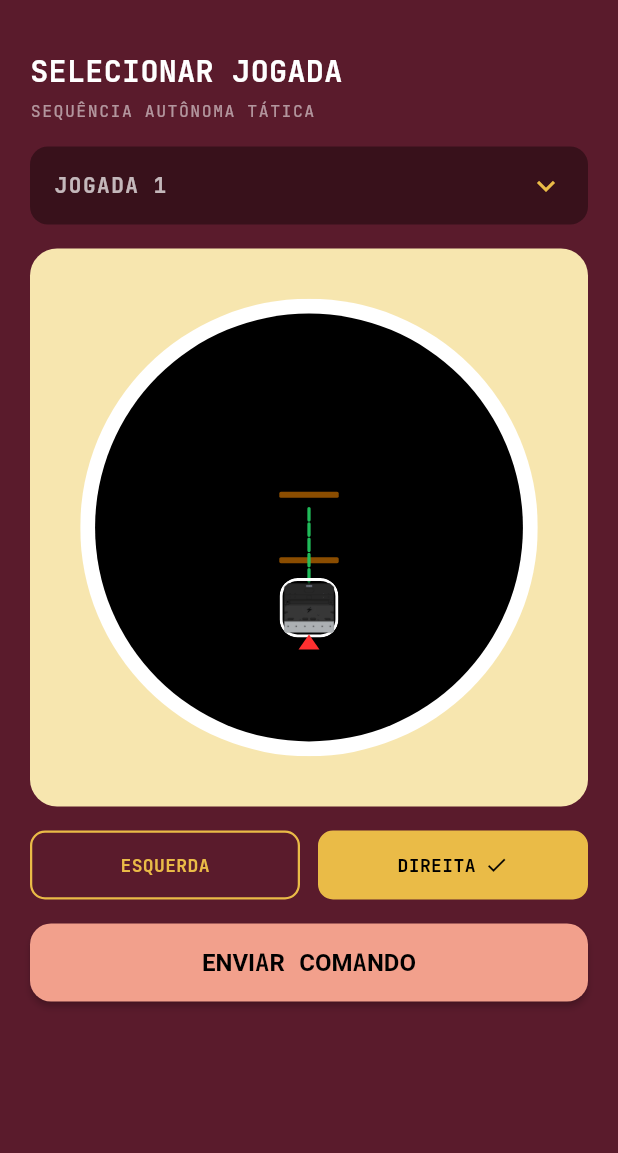
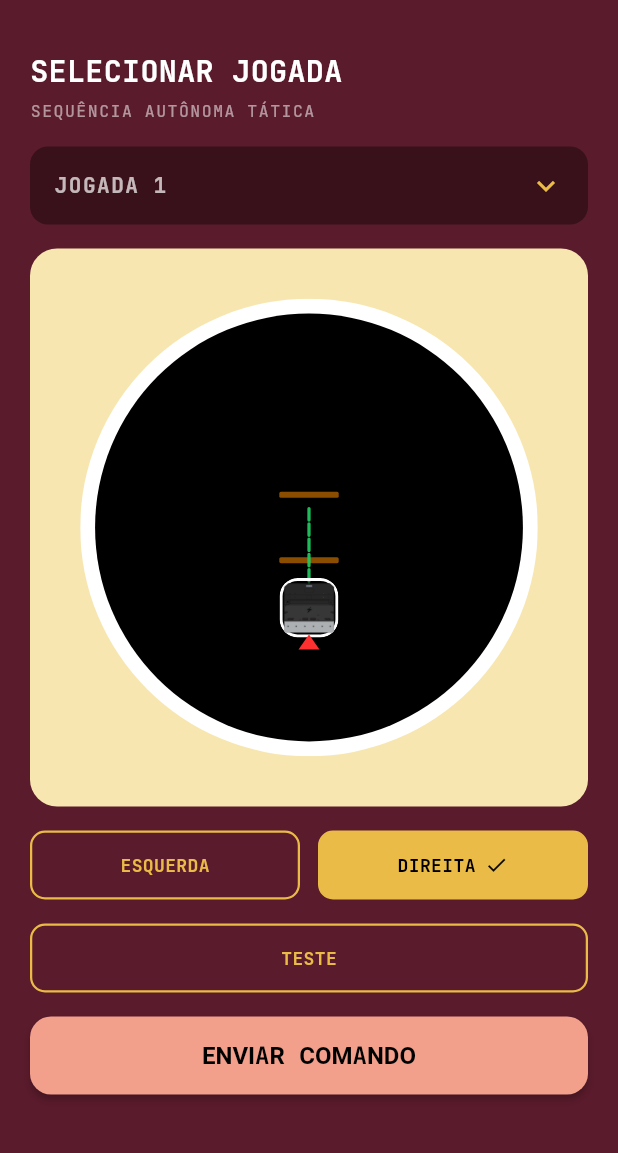
Before and after one commit to C14-Inatel-2026-2/BullsApp, a Flutter app: the CommandPage screen opened directly, on a phone screen of 412 x 824 dp, the part 83-1236 px from its top. Run offline on Flutter 3.47's test engine with Material 3 defaults, Android fonts, the phone set to English and light mode, and no system bars; our stand-ins replace flutter_blue_plus, google_fonts, iconsax, permission_handler, shared_preferences; accounts and stored records are empty.

Commit message:
refactor: add test mode to jogada command

```diff
--- a/lib/core/constants/robot_protocol.dart
+++ b/lib/core/constants/robot_protocol.dart
@@ -11,8 +11,9 @@ class RobotProtocol {
 
   /// "D22" = executar a JOGADA_22 pelo lado direito; "E08" = JOGADA_8 pelo
   /// lado esquerdo. O número sempre tem pelo menos 2 dígitos.
-  static String jogada(Lado lado, int numero) =>
-      '${lado.prefixo}${numero.toString().padLeft(2, '0')}';
+  /// Com [teste], ganha o prefixo "T": "TD08".
+  static String jogada(Lado lado, int numero, {bool teste = false}) =>
+      '${teste ? 'T' : ''}${lado.prefixo}${numero.toString().padLeft(2, '0')}';
 
   /// "DRC" = entrar no modo rádio-controlado pelo lado indicado.
   static String rc(Lado lado) => '${lado.prefixo}RC';
--- a/lib/presentation/controllers/auto_controller.dart
+++ b/lib/presentation/controllers/auto_controller.dart
@@ -38,11 +38,13 @@ class AutoController extends ChangeNotifier {
   /// [jogadaKey] vem no formato "JOGADA_22"; [side] é 'ladoDir' ou 'ladoEsc'.
   /// [actions] é a sequência simulada na tela — o robô já a conhece pelo
   /// número da jogada, então só o número viaja pelo BLE.
+  /// [teste] envia a jogada em modo teste ("TD08").
   Future<void> sendJogada(
     String jogadaKey,
     String side,
-    List<String> actions,
-  ) async {
+    List<String> actions, {
+    bool teste = false,
+  }) async {
     final number = _jogadaNumber(jogadaKey);
     if (number == null) {
       _fail('Jogada inválida: $jogadaKey');
@@ -53,7 +55,7 @@ class AutoController extends ChangeNotifier {
       _fail('Lado inválido: $side');
       return;
     }
-    await _send(RobotProtocol.jogada(lado, number));
+    await _send(RobotProtocol.jogada(lado, number, teste: teste));
   }
 
   /// Entra no modo rádio-controlado pelo lado indicado ('ladoDir'/'ladoEsc').
--- a/lib/presentation/pages/auto_page.dart
+++ b/lib/presentation/pages/auto_page.dart
@@ -12,7 +12,12 @@ import '../widgets/display_state/display_state.dart';
 
 class CommandPage extends StatefulWidget {
   final Map<String, dynamic>? startPosition;
-  final void Function(String jogadaKey, String side, List<String> actions)?
+  final void Function(
+    String jogadaKey,
+    String side,
+    List<String> actions, {
+    bool teste,
+  })?
   onSendCommand;
 
   /// Estado do último envio, vindo do AutoController.
@@ -47,7 +52,10 @@ class _CommandPageState extends State<CommandPage> {
   /// lado, o botão volta a "ENVIAR COMANDO".
   String? _sentSelection;
 
-  String get _currentSelection => '$_selectedKey-$_selectedSide';
+  /// Modo teste: o comando sai com "T" na frente ("TD08").
+  bool _teste = false;
+
+  String get _currentSelection => '$_selectedKey-$_selectedSide-$_teste';
 
   bool get _isSent =>
       widget.status == AutoStatus.running &&
@@ -88,7 +96,12 @@ class _CommandPageState extends State<CommandPage> {
     final rawJogada = jogadas[_selectedKey] as Map<String, dynamic>;
     final actions = getActionsFromState(rawJogada, _selectedSide);
     setState(() => _sentSelection = _currentSelection);
-    widget.onSendCommand?.call(_selectedKey!, _selectedSide, actions);
+    widget.onSendCommand?.call(
+      _selectedKey!,
+      _selectedSide,
+      actions,
+      teste: _teste,
+    );
   }
 
   /// Resposta do robô (verde) ou erro do envio (vermelho), abaixo do botão.
@@ -216,6 +229,14 @@ class _CommandPageState extends State<CommandPage> {
 
                   const SizedBox(height: 16),
 
+                  SideToggleButton(
+                    label: 'TESTE',
+                    selected: _teste,
+                    onTap: () => setState(() => _teste = !_teste),
+                  ),
+
+                  const SizedBox(height: 16),
+
                   SizedBox(
                     width: double.infinity,
                     height: 52,
```
Also changed, not shown: 1 other file.
